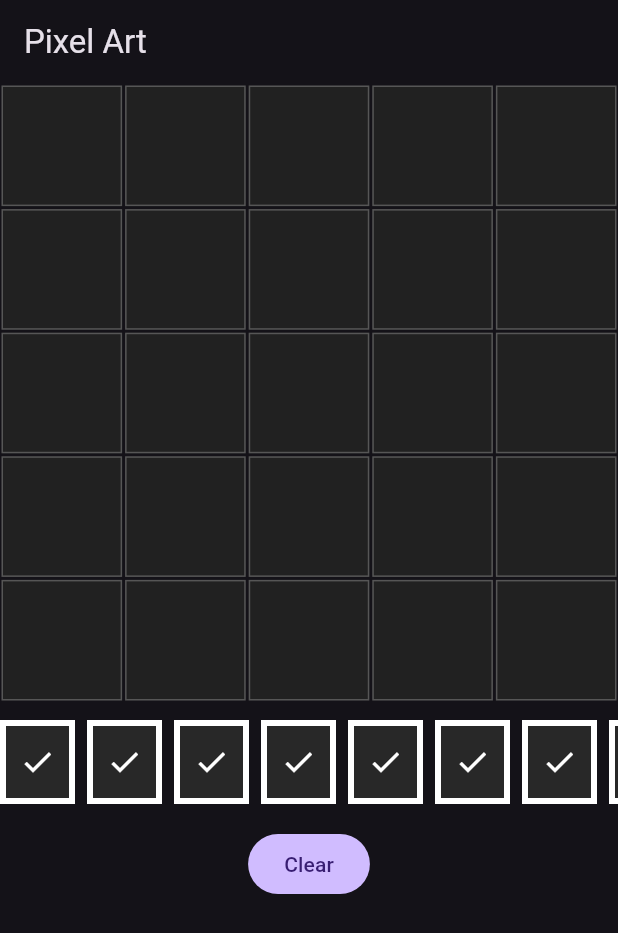
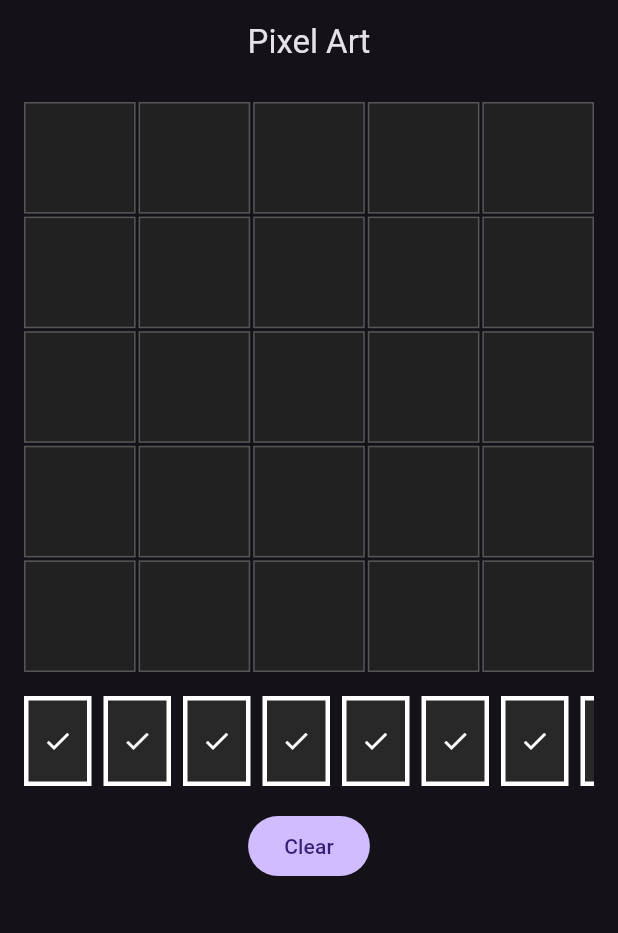
Before and after one commit to Khushchheda/pixel_art-, a Flutter app: the screen it shows after launch, on a phone screen of 412 x 824 dp. Shown: the top 933 px of the screen. Run offline on Flutter 3.47's test engine with Material 3 defaults, Android fonts, the light colour scheme and no system bars.

Commit message:
Make app compatible with all screen resolutions - add responsive layout, SafeArea, and screen-aware scaling

```diff
--- a/lib/modules/artboard/view/artboard_screen.dart
+++ b/lib/modules/artboard/view/artboard_screen.dart
@@ -7,8 +7,18 @@ class ArtboardScreen extends StatelessWidget {
   @override
   Widget build(BuildContext context) {
     return Scaffold(
-      appBar: AppBar(title: const Text('Pixel Art')),
-      body: const ArtboardWidget(),
+      appBar: AppBar(title: const Text('Pixel Art'), centerTitle: true),
+      body: SingleChildScrollView(
+        child: ConstrainedBox(
+          constraints: BoxConstraints(
+            minHeight:
+                MediaQuery.of(context).size.height -
+                AppBar().preferredSize.height -
+                MediaQuery.of(context).padding.top,
+          ),
+          child: const ArtboardWidget(),
+        ),
+      ),
     );
   }
 }
--- a/lib/modules/artboard/view/widgets/artboard_widget.dart
+++ b/lib/modules/artboard/view/widgets/artboard_widget.dart
@@ -11,8 +11,6 @@ const int size = length * width;
 final List<Color> paletteColors = List.generate(
   15,
   (index) => Color.fromARGB(
-
-
     255,
     Random().nextInt(255),
     Random().nextInt(255),
@@ -33,14 +31,31 @@ class _ArtboardWidgetState extends State<ArtboardWidget> {
 
   @override
   Widget build(BuildContext context) {
-    return Column(
+    final isMobile = MediaQuery.of(context).size.width < 600;
+    final paletteHeight = isMobile ? 60.0 : 70.0;
+
+    return SafeArea(
+      child: SingleChildScrollView(
+        child: Padding(
+          padding: const EdgeInsets.symmetric(horizontal: 16.0, vertical: 12.0),
+          child: Column(
+            mainAxisSize: MainAxisSize.min,
             children: [
               AspectRatio(
                 aspectRatio: 1,
+                child: ConstrainedBox(
+                  constraints: BoxConstraints(
+                    maxHeight: MediaQuery.of(context).size.height * 0.5,
+                    maxWidth: MediaQuery.of(context).size.width - 32,
+                  ),
                   child: GridView.builder(
                     shrinkWrap: true,
-            gridDelegate: const SliverGridDelegateWithFixedCrossAxisCount(
+                    physics: const NeverScrollableScrollPhysics(),
+                    gridDelegate:
+                        const SliverGridDelegateWithFixedCrossAxisCount(
                           crossAxisCount: width,
+                          mainAxisSpacing: 2,
+                          crossAxisSpacing: 2,
                         ),
                     itemCount: pixels.length,
                     itemBuilder: (context, index) {
@@ -54,7 +69,6 @@ class _ArtboardWidgetState extends State<ArtboardWidget> {
                           });
                         },
                         child: Container(
-                  margin: const EdgeInsets.all(1),
                           decoration: BoxDecoration(
                             color: isFilled ? pixels[index] : Colors.grey[900],
                             border: Border.all(color: Colors.white24),
@@ -64,9 +78,13 @@ class _ArtboardWidgetState extends State<ArtboardWidget> {
                     },
                   ),
                 ),
-        const SizedBox(height: 12),
-        SizedBox(
-          height: 56,
+              ),
+              const SizedBox(height: 16),
+              ConstrainedBox(
+                constraints: BoxConstraints(
+                  maxHeight: paletteHeight,
+                  maxWidth: MediaQuery.of(context).size.width - 32,
+                ),
                 child: ListView.separated(
                   scrollDirection: Axis.horizontal,
                   itemCount: paletteColors.length,
@@ -94,6 +112,9 @@ class _ArtboardWidgetState extends State<ArtboardWidget> {
                 child: const Text('Clear'),
               ),
             ],
+          ),
+        ),
+      ),
     );
   }
 }
--- a/lib/modules/artboard/view/widgets/palette_color_widget.dart
+++ b/lib/modules/artboard/view/widgets/palette_color_widget.dart
@@ -14,22 +14,27 @@ class PaletteColorWidget extends StatelessWidget {
 
   @override
   Widget build(BuildContext context) {
+    final screenWidth = MediaQuery.of(context).size.width;
+    final size = screenWidth < 600 ? 45.0 : 50.0;
+
     return GestureDetector(
       onTap: onTap,
       child: Container(
-        width: 50,
-        height: 50,
+        width: size,
+        height: size,
         decoration: BoxDecoration(
           color: color,
           border: isSelected
               ? Border.all(
                   color: Colors.white,
                   strokeAlign: BorderSide.strokeAlignInside,
-                  width: 4,
+                  width: 3,
                 )
               : null,
         ),
-        child: isSelected ? const Center(child: Icon(Icons.check)) : null,
+        child: isSelected
+            ? const Center(child: Icon(Icons.check, size: 20))
+            : null,
       ),
     );
   }
```
Lines whose indentation alone changed are shown as unchanged.
